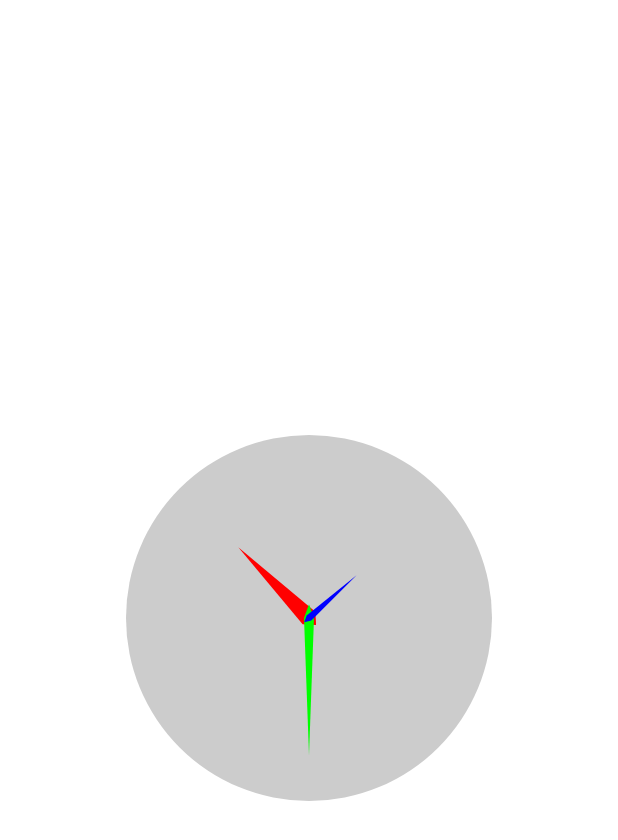
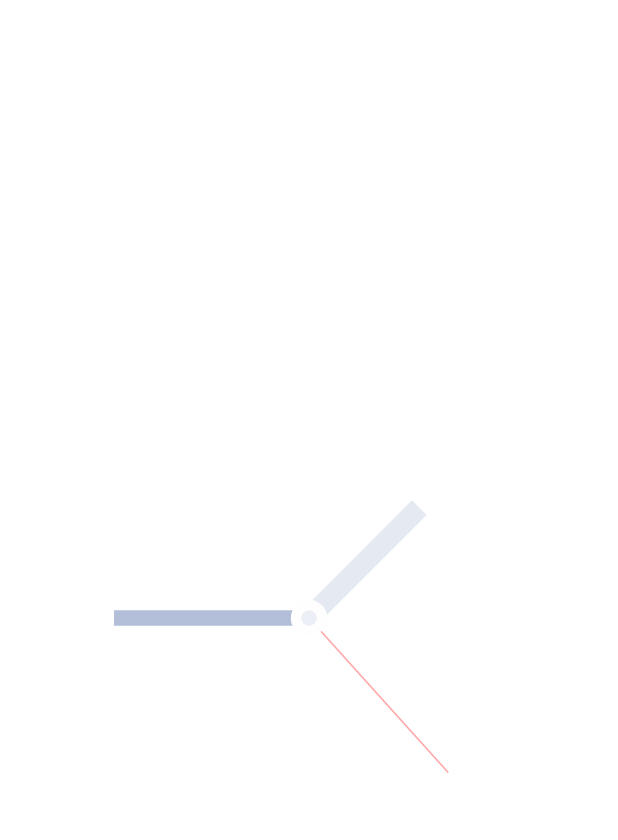
Before and after one commit to naz013/analogueclock-android, an Android app: the layout activity_main.xml on its own in the app's theme, with its tools: preview values and no code run, on a phone screen of 412 x 824 dp. Shown: the top 840 px of the screen. Run offline under Robolectric (Android 15) with nearby library versions, the phone set to English and light mode, and no system bars.

Commit message:
Add theming to clock, update design

```diff
--- a/app/build.gradle
+++ b/app/build.gradle
@@ -35,10 +35,16 @@ android {
 }
 
 dependencies {
+    def lifecycle_version = "2.6.0-alpha03"
+
     implementation 'androidx.core:core-ktx:1.9.0'
     implementation 'androidx.appcompat:appcompat:1.5.1'
     implementation 'com.google.android.material:material:1.7.0'
     implementation 'androidx.constraintlayout:constraintlayout:2.1.4'
+
+    implementation "androidx.lifecycle:lifecycle-viewmodel-ktx:$lifecycle_version"
+    implementation "androidx.lifecycle:lifecycle-livedata-ktx:$lifecycle_version"
+
     testImplementation 'junit:junit:4.13.2'
     androidTestImplementation 'androidx.test.ext:junit:1.1.4'
     androidTestImplementation 'androidx.test.espresso:espresso-core:3.5.0'
--- a/app/src/main/java/com/github/naz013/clockapp/ClockView.kt
+++ b/app/src/main/java/com/github/naz013/clockapp/ClockView.kt
@@ -1,6 +1,7 @@
 package com.github.naz013.clockapp
 
 import android.content.Context
+import android.content.res.TypedArray
 import android.graphics.BlurMaskFilter
 import android.graphics.Canvas
 import android.graphics.Color
@@ -36,11 +37,15 @@ class ClockView constructor(
     private val _minuteTick: Path = Path()
     private val _secondTick: Path = Path()
     private val _labelPoints: Array<Point?> = arrayOfNulls(4)
+    private var _innerCircleRadius: Float = 5f
+    private var _pinRadius: Float = 1f
 
     private val _backgroundPaint: Paint = Paint()
     private val _shadowPaint: Paint = Paint()
     private val _labelPaint: Paint = Paint()
     private val _tickPaint: Paint = Paint()
+    private val _innerCirclePaint: Paint = Paint()
+    private val _pinPaint: Paint = Paint()
 
     init {
         initView(context, attrs, defStyleAttr)
@@ -83,6 +88,36 @@ class ClockView constructor(
     private fun initView(context: Context?, attrs: AttributeSet?, defStyleAttr: Int) {
         initTime(System.currentTimeMillis())
         val textSize = 25f
+
+        if (attrs != null && context != null) {
+            val a: TypedArray = context.theme.obtainStyledAttributes(attrs, R.styleable.ClockView, defStyleAttr, 0)
+            try {
+                _params = _params.copy(
+                    showHourLabels = a.getBoolean(R.styleable.ClockView_clock_showHourLabel, _params.showHourLabels),
+                    showSecondsTick = a.getBoolean(R.styleable.ClockView_clock_showSecondsTick, _params.showSecondsTick),
+                    showShadow = a.getBoolean(R.styleable.ClockView_clock_showShadow, _params.showShadow),
+                    pinCircleSize = a.getFloat(R.styleable.ClockView_clock_innerCircleSize, _params.pinCircleSize),
+                    secondTickWidth = a.getFloat(R.styleable.ClockView_clock_secondsTickWidth, _params.secondTickWidth),
+                    minuteTickWidth = a.getFloat(R.styleable.ClockView_clock_minuteTickWidth, _params.minuteTickWidth),
+                    hourTickWidth = a.getFloat(R.styleable.ClockView_clock_hourTickWidth, _params.hourTickWidth)
+                )
+
+                _colors = _colors.copy(
+                    clockColor = a.getColor(R.styleable.ClockView_clock_backgroundColor, _colors.clockColor),
+                    pinColor = a.getColor(R.styleable.ClockView_clock_pinColor, _colors.pinColor),
+                    innerCircleColor = a.getColor(R.styleable.ClockView_clock_innerCircleColor, _colors.innerCircleColor),
+                    secondsTickColor = a.getColor(R.styleable.ClockView_clock_secondsTickColor, _colors.secondsTickColor),
+                    minuteTickColor = a.getColor(R.styleable.ClockView_clock_minuteTickColor, _colors.minuteTickColor),
+                    hourTickColor = a.getColor(R.styleable.ClockView_clock_hourTickColor, _colors.hourTickColor),
+                    labelsColor = a.getColor(R.styleable.ClockView_clock_labelsColor, _colors.labelsColor)
+                )
+            } catch (e: Exception) {
+                log("init: " + e.localizedMessage)
+            } finally {
+                a.recycle()
+            }
+        }
+
         _shadowPaint.isAntiAlias = true
         _shadowPaint.maskFilter = BlurMaskFilter(
             dp2px(SHADOW_RADIUS).toFloat(),
@@ -100,6 +135,12 @@ class ClockView constructor(
 
         _backgroundPaint.isAntiAlias = true
         _backgroundPaint.style = Paint.Style.FILL
+
+        _innerCirclePaint.isAntiAlias = true
+        _innerCirclePaint.style = Paint.Style.FILL
+
+        _pinPaint.isAntiAlias = true
+        _pinPaint.style = Paint.Style.FILL
     }
 
     private fun initTime(millis: Long) {
@@ -118,7 +159,6 @@ class ClockView constructor(
         log("onDraw: w=$width, h=$height")
         if (canvas == null) return
         val millis = System.currentTimeMillis()
-//        canvas?.drawColor(Color.RED)
         if (_params.showShadow) {
             drawClockShadow(canvas)
         }
@@ -131,7 +171,33 @@ class ClockView constructor(
         if (_params.showSecondsTick) {
             drawSecondArrow(canvas)
         }
+        drawInnerCircle(canvas)
+        drawPin(canvas)
         log("onDraw: duration=${System.currentTimeMillis() - millis}")
+    }
+
+    private fun drawPin(canvas: Canvas) {
+        _clockRect?.also { rect ->
+            _pinPaint.color = _colors.pinColor
+            canvas.drawCircle(
+                rect.centerXf(),
+                rect.centerYf(),
+                _pinRadius,
+                _pinPaint
+            )
+        }
+    }
+
+    private fun drawInnerCircle(canvas: Canvas) {
+        _clockRect?.also { rect ->
+            _innerCirclePaint.color = _colors.innerCircleColor
+            canvas.drawCircle(
+                rect.centerXf(),
+                rect.centerYf(),
+                _innerCircleRadius,
+                _innerCirclePaint
+            )
+        }
     }
 
     private fun drawSecondArrow(canvas: Canvas) {
@@ -275,6 +341,11 @@ class ClockView constructor(
 
         log("processCalculations: clockRect=$_clockRect")
 
+        _innerCircleRadius = clockRect.widthF() / 2f * _params.pinCircleSize
+        _pinRadius = clockRect.widthF() / 2f * 0.03f
+
+
+
         val mLabelLength = (clockRect.widthF() * 0.85f / 2f).toInt()
         _labelPoints[0] =
             circlePoint(clockRect.centerX(), clockRect.centerY(), mLabelLength, 270f)
@@ -282,42 +353,44 @@ class ClockView constructor(
         _labelPoints[2] = circlePoint(clockRect.centerX(), clockRect.centerY(), mLabelLength, 90f)
         _labelPoints[3] =
             circlePoint(clockRect.centerX(), clockRect.centerY(), mLabelLength, 180f)
-        val mHourArrowWidth = (clockRect.widthF() * HOUR_ARROW_WIDTH).toInt()
-        val mHourArrowLength = (clockRect.widthF() / 2f * HOUR_ARROW_LENGTH).toInt()
-        val mMinuteArrowWidth = (clockRect.widthF() * MINUTE_ARROW_WIDTH).toInt()
-        val mMinuteArrowLength = (clockRect.widthF() / 2f * MINUTE_ARROW_LENGTH).toInt()
-        val mSecondArrowWidth = (clockRect.widthF() * SECOND_ARROW_WIDTH).toInt()
-        val mSecondArrowLength = (clockRect.widthF() / 2f * SECOND_ARROW_LENGTH).toInt()
+
+        val mHourArrowWidth = clockRect.widthF() * _params.hourTickWidth
+        val mHourArrowLength = clockRect.widthF() / 2f * HOUR_ARROW_LENGTH
+
+        val mMinuteArrowWidth = clockRect.widthF() * _params.minuteTickWidth
+        val mMinuteArrowLength = clockRect.widthF() / 2f * MINUTE_ARROW_LENGTH
+
+        val mSecondArrowWidth = clockRect.widthF() * _params.secondTickWidth
+        val mSecondArrowLength = clockRect.widthF() / 2f * SECOND_ARROW_LENGTH
         create(
             _secondTick,
-            clockRect.centerX(),
-            clockRect.centerY(),
+            clockRect.centerXf(),
+            clockRect.centerYf(),
             mSecondArrowWidth,
             mSecondArrowLength
         )
         create(
             _minuteTick,
-            clockRect.centerX(),
-            clockRect.centerY(),
+            clockRect.centerXf(),
+            clockRect.centerYf(),
             mMinuteArrowWidth,
             mMinuteArrowLength
         )
         create(
             _hourTick,
-            clockRect.centerX(),
-            clockRect.centerY(),
+            clockRect.centerXf(),
+            clockRect.centerYf(),
             mHourArrowWidth,
             mHourArrowLength
         )
     }
 
-    private fun create(path: Path, cx: Int, cy: Int, width: Int, length: Int) {
+    private fun create(path: Path, cx: Float, cy: Float, width: Float, length: Float) {
         path.reset()
-        path.moveTo(cx + width / 2f, cy.toFloat())
-        path.lineTo(cx.toFloat(), cy.toFloat() - length)
-        path.lineTo(cx - width / 2f, cy.toFloat())
-        path.lineTo(cx.toFloat(), cy + length * 0.1f)
-        path.lineTo(cx + width / 2f, cy.toFloat())
+        path.moveTo(cx + length, cy - width / 2f) // top right
+        path.lineTo(cx + length, cy + width / 2f) // bottom right
+        path.lineTo(cx, cy + width / 2f) // bottom left
+        path.lineTo(cx, cy - width / 2f) // top left
         path.close()
     }
 
@@ -355,12 +428,9 @@ class ClockView constructor(
     companion object {
         private const val TAG = "ClockView"
         private const val SHADOW_RADIUS = 15
-        private const val HOUR_ARROW_WIDTH = 0.05f
-        private const val MINUTE_ARROW_WIDTH = 0.03f
-        private const val SECOND_ARROW_WIDTH = 0.02f
-        private const val HOUR_ARROW_LENGTH = 0.55f
+        private const val HOUR_ARROW_LENGTH = 0.60f
         private const val MINUTE_ARROW_LENGTH = 0.75f
-        private const val SECOND_ARROW_LENGTH = 0.35f
+        private const val SECOND_ARROW_LENGTH = 0.80f
     }
 }
 
@@ -379,7 +449,11 @@ private fun Rect.centerYf(): Float {
 data class ClockParams(
     val showHourLabels: Boolean = false,
     val showShadow: Boolean = false,
-    val showSecondsTick: Boolean = true
+    val showSecondsTick: Boolean = true,
+    val pinCircleSize: Float = 0.07f, // 0.05 - 0.15
+    val hourTickWidth: Float = 0.04f, // 0.035 - 0.045
+    val minuteTickWidth: Float = 0.03f, // 0.01 - 0.03
+    val secondTickWidth: Float = 0.003f // 0.001 - 0.008
 )
 
 data class ClockColors(
@@ -388,7 +462,9 @@ data class ClockColors(
     @ColorInt val minuteTickColor: Int = Color.GREEN,
     @ColorInt val secondsTickColor: Int = Color.BLUE,
     @ColorInt val labelsColor: Int = Color.BLACK,
-    @ColorInt val shadowColor: Int = Color.BLACK
+    @ColorInt val shadowColor: Int = Color.BLACK,
+    @ColorInt val pinColor: Int = Color.DKGRAY,
+    @ColorInt val innerCircleColor: Int = Color.CYAN
 )
 
 internal data class ClockTime(
--- /dev/null
+++ b/app/src/main/java/com/github/naz013/clockapp/MainActivityViewModel.kt
@@ -0,0 +1,13 @@
+package com.github.naz013.clockapp
+
+import androidx.lifecycle.LiveData
+import androidx.lifecycle.MutableLiveData
+import androidx.lifecycle.ViewModel
+
+class MainActivityViewModel : ViewModel() {
+
+    private val _time = MutableLiveData<Long>()
+    val time: LiveData<Long> = _time
+
+
+}
--- a/app/src/main/res/layout/activity_main.xml
+++ b/app/src/main/res/layout/activity_main.xml
@@ -1,15 +1,30 @@
 <?xml version="1.0" encoding="utf-8"?>
 <LinearLayout xmlns:android="http://schemas.android.com/apk/res/android"
+    xmlns:app="http://schemas.android.com/apk/res-auto"
     xmlns:tools="http://schemas.android.com/tools"
     android:layout_width="match_parent"
     android:layout_height="match_parent"
+    android:background="@color/background"
     android:gravity="center"
     android:orientation="vertical"
     tools:context=".MainActivity">
 
     <com.github.naz013.clockapp.ClockView
         android:id="@+id/clockView"
-        android:layout_width="256dp"
-        android:layout_height="wrap_content" />
+        android:layout_width="match_parent"
+        android:layout_height="wrap_content"
+        android:layout_margin="24dp"
+        app:clock_backgroundColor="@color/clock_background"
+        app:clock_hourTickColor="@color/clock_hour_tick"
+        app:clock_hourTickWidth="0.04"
+        app:clock_innerCircleColor="@color/clock_pin_circle"
+        app:clock_innerCircleSize="0.07"
+        app:clock_minuteTickColor="@color/clock_minute_tick"
+        app:clock_minuteTickWidth="0.03"
+        app:clock_pinColor="@color/clock_pin"
+        app:clock_secondsTickColor="@color/clock_seconds_tick"
+        app:clock_secondsTickWidth="0.003"
+        app:clock_showSecondsTick="true"
+        app:clock_showShadow="false" />
 
 </LinearLayout>
--- /dev/null
+++ b/app/src/main/res/values-night/colors.xml
@@ -0,0 +1,17 @@
+<?xml version="1.0" encoding="utf-8"?>
+<resources>
+    <color name="background">#121015</color>
+
+    <color name="clock_background">#222126</color>
+    <color name="clock_seconds_tick">#E7937C</color>
+    <color name="clock_minute_tick">#4E4E4E</color>
+    <color name="clock_hour_tick">#404040</color>
+    <color name="clock_pin">#232323</color>
+    <color name="clock_pin_circle">#3A3A3A</color>
+
+    <color name="theme_switch">#FF9E95</color>
+
+    <color name="text_primary">#FFFFFF</color>
+    <color name="text_secondary">#EEEEEF</color>
+    <color name="text_tertiary">#7E7E7F</color>
+</resources>
--- a/app/src/main/res/values-night/themes.xml
+++ b/app/src/main/res/values-night/themes.xml
@@ -1,6 +1,6 @@
 <resources xmlns:tools="http://schemas.android.com/tools">
     <!-- Base application theme. -->
-    <style name="Theme.ClockApp" parent="Theme.MaterialComponents.Light.NoActionBar">
+    <style name="Theme.ClockApp" parent="Theme.MaterialComponents.DayNight.NoActionBar">
         <!-- Primary brand color. -->
         <item name="colorPrimary">@color/purple_200</item>
         <item name="colorPrimaryVariant">@color/purple_700</item>
--- /dev/null
+++ b/app/src/main/res/values/attrs.xml
@@ -0,0 +1,21 @@
+<?xml version="1.0" encoding="utf-8"?>
+<resources>
+    <declare-styleable name="ClockView">
+        <attr name="clock_backgroundColor" format="color" />
+        <attr name="clock_secondsTickColor" format="color" />
+        <attr name="clock_minuteTickColor" format="color" />
+        <attr name="clock_hourTickColor" format="color" />
+        <attr name="clock_innerCircleColor" format="color" />
+        <attr name="clock_pinColor" format="color" />
+        <attr name="clock_labelsColor" format="color" />
+
+        <attr name="clock_showSecondsTick" format="boolean" />
+        <attr name="clock_showShadow" format="boolean" />
+        <attr name="clock_showHourLabel" format="boolean" />
+
+        <attr name="clock_innerCircleSize" format="float" />
+        <attr name="clock_hourTickWidth" format="float" />
+        <attr name="clock_minuteTickWidth" format="float" />
+        <attr name="clock_secondsTickWidth" format="float" />
+    </declare-styleable>
+</resources>
--- a/app/src/main/res/values/colors.xml
+++ b/app/src/main/res/values/colors.xml
@@ -7,4 +7,19 @@
     <color name="teal_700">#FF018786</color>
     <color name="black">#FF000000</color>
     <color name="white">#FFFFFFFF</color>
+
+    <color name="background">#FFFFFFFF</color>
+
+    <color name="clock_background">#FFFFFFFF</color>
+    <color name="clock_seconds_tick">#FFA5A6</color>
+    <color name="clock_minute_tick">#B3BFD8</color>
+    <color name="clock_hour_tick">#E5E9F2</color>
+    <color name="clock_pin">#ECEFF6</color>
+    <color name="clock_pin_circle">#FFFEFF</color>
+
+    <color name="theme_switch">#FF9E95</color>
+
+    <color name="text_primary">#101113</color>
+    <color name="text_secondary">#4D4E4E</color>
+    <color name="text_tertiary">#ACBBD0</color>
 </resources>
```
